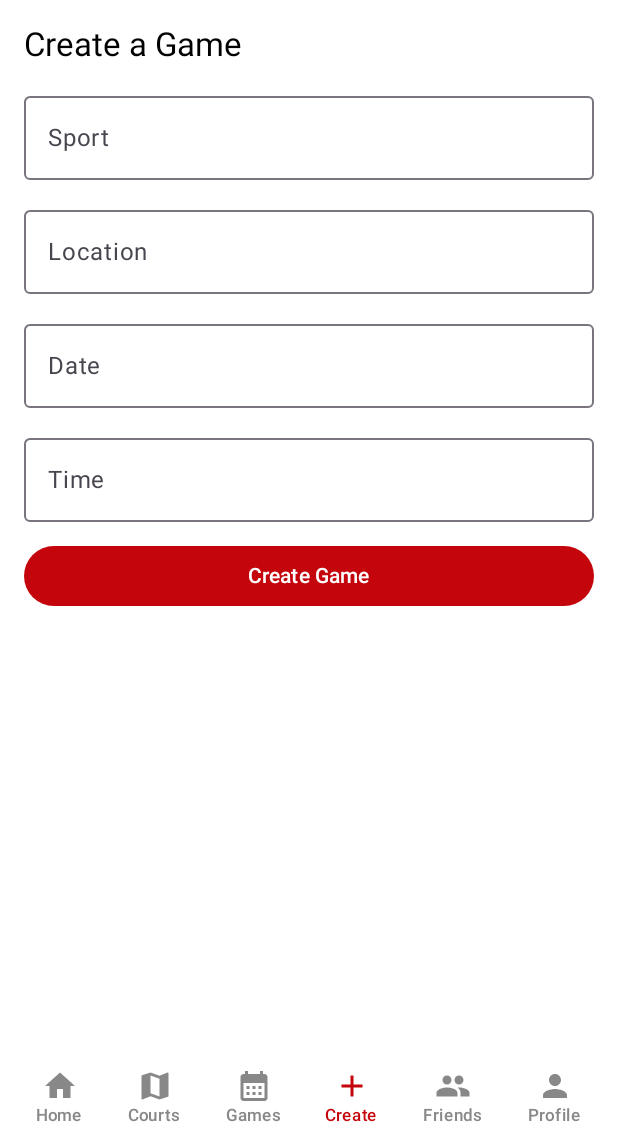
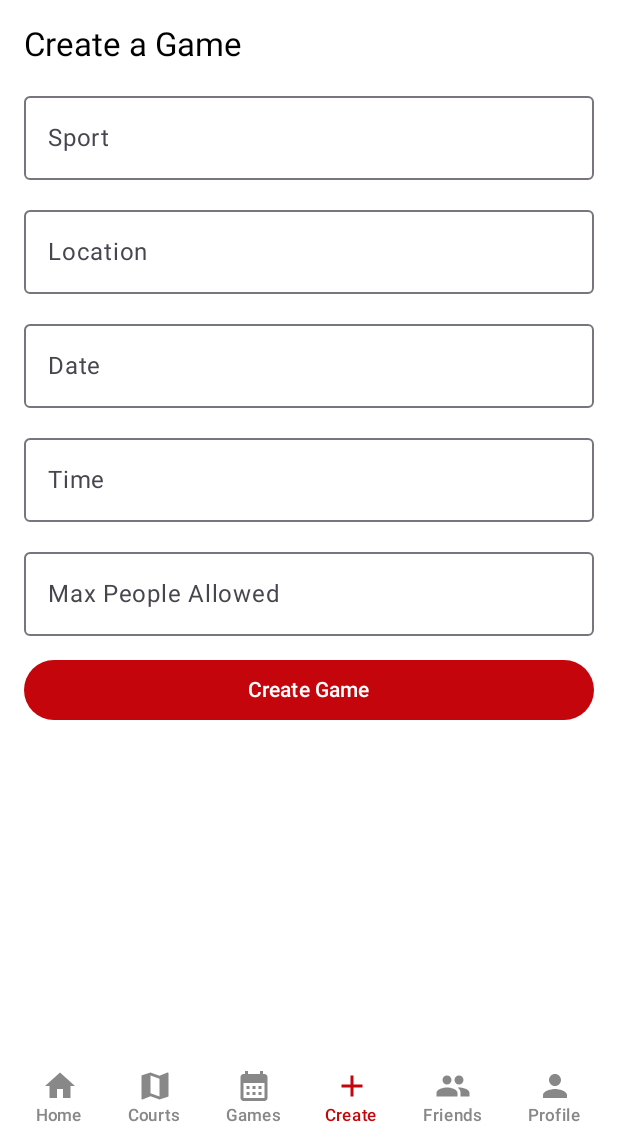
Before and after one commit to DaphneKouts/BadgerHuddle, an Android app built with Jetpack Compose: the screen it shows after launch (MainActivity), after a tap on "Create", on a phone screen of 412 x 824 dp, the part 96-1236 px from its top. Run offline under Robolectric (Android 15) with nearby library versions, the phone set to English and light mode, and no system bars; our stand-ins replace Firebase (no records; nobody signed in at launch, a user with empty details on screens opened directly); 2 other taps on this screen came first.

```diff
--- a/app/src/main/java/com/cs407/badgerhuddle/screens/CreateGameScreen.kt
+++ b/app/src/main/java/com/cs407/badgerhuddle/screens/CreateGameScreen.kt
@@ -6,6 +6,7 @@ import androidx.compose.runtime.*
 import androidx.compose.ui.Modifier
 import androidx.compose.ui.unit.dp
 import com.cs407.badgerhuddle.ui.theme.RedUW
+import com.google.firebase.firestore.FirebaseFirestore
 
 @Composable
 fun CreateGameScreen(onNavigate: (String) -> Unit, modifier: Modifier = Modifier) {
@@ -13,6 +14,9 @@ fun CreateGameScreen(onNavigate: (String) -> Unit, modifier: Modifier = Modifier
     var location by remember { mutableStateOf("") }
     var date by remember { mutableStateOf("") }
     var time by remember { mutableStateOf("") }
+    var maxPeople by remember { mutableStateOf("") }
+
+    val db = FirebaseFirestore.getInstance()
 
     Column(
         modifier = modifier
@@ -21,14 +25,71 @@ fun CreateGameScreen(onNavigate: (String) -> Unit, modifier: Modifier = Modifier
         verticalArrangement = Arrangement.spacedBy(12.dp)
     ) {
         Text("Create a Game", style = MaterialTheme.typography.titleLarge)
-        OutlinedTextField(sport, { sport = it }, label = { Text("Sport") }, modifier = Modifier.fillMaxWidth())
-        OutlinedTextField(location, { location = it }, label = { Text("Location") }, modifier = Modifier.fillMaxWidth())
-        OutlinedTextField(date, { date = it }, label = { Text("Date") }, modifier = Modifier.fillMaxWidth())
-        OutlinedTextField(time, { time = it }, label = { Text("Time") }, modifier = Modifier.fillMaxWidth())
+
+        OutlinedTextField(
+            value = sport,
+            onValueChange = { sport = it },
+            label = { Text("Sport") },
+            modifier = Modifier.fillMaxWidth()
+        )
+
+        OutlinedTextField(
+            value = location,
+            onValueChange = { location = it },
+            label = { Text("Location") },
+            modifier = Modifier.fillMaxWidth()
+        )
+
+        OutlinedTextField(
+            value = date,
+            onValueChange = { date = it },
+            label = { Text("Date") },
+            modifier = Modifier.fillMaxWidth()
+        )
+
+        OutlinedTextField(
+            value = time,
+            onValueChange = { time = it },
+            label = { Text("Time") },
+            modifier = Modifier.fillMaxWidth()
+        )
+
+        OutlinedTextField(
+            value = maxPeople,
+            onValueChange = { maxPeople = it },
+            label = { Text("Max People Allowed") },
+            modifier = Modifier.fillMaxWidth()
+        )
+
         Button(
-            onClick = { onNavigate("games") },
+            onClick = {
+                val gameId = System.currentTimeMillis().toString()
+
+                val maxValue = maxPeople.toIntOrNull() ?: 10
+
+                val data = hashMapOf(
+                    "Sport" to sport,
+                    "Court" to location,
+                    "Date" to date,
+                    "Time" to time,
+                    "NumCheckedIn" to 1,   // creator counts as checked in
+                    "MaxCheckIn" to maxValue,
+                    "GameId" to gameId
+                )
+
+                db.collection("Courts").document(gameId)
+                    .set(data)
+                    .addOnSuccessListener {
+                        onNavigate("games")
+                    }
+                    .addOnFailureListener { e ->
+                        e.printStackTrace()
+                    }
+            },
             colors = ButtonDefaults.buttonColors(containerColor = RedUW),
             modifier = Modifier.fillMaxWidth()
-        ) { Text("Create Game") }
+        ) {
+            Text("Create Game")
+        }
     }
 }
--- a/app/src/main/java/com/cs407/badgerhuddle/screens/HomeScreen.kt
+++ b/app/src/main/java/com/cs407/badgerhuddle/screens/HomeScreen.kt
@@ -3,22 +3,53 @@ package com.cs407.badgerhuddle.screens
 import androidx.compose.foundation.layout.*
 import androidx.compose.foundation.lazy.LazyColumn
 import androidx.compose.material3.*
-import androidx.compose.runtime.Composable
+import androidx.compose.runtime.*
 import androidx.compose.ui.Modifier
 import androidx.compose.ui.unit.dp
-import com.cs407.badgerhuddle.data.mockCourts
 import com.cs407.badgerhuddle.data.mockFriends
-import com.cs407.badgerhuddle.data.mockGames
 import com.cs407.badgerhuddle.ui.theme.RedUW
+import com.google.firebase.firestore.FirebaseFirestore
+
+data class HomeGame(
+    val sport: String = "",
+    val date: String = "",
+    val time: String = "",
+    val courtName: String = "",
+    val players: Int = 0,
+    val maxPlayers: Int = 0
+)
 
 @Composable
 fun HomeScreen(onNavigate: (String) -> Unit, modifier: Modifier = Modifier) {
+
+    val db = FirebaseFirestore.getInstance()
+    var games by remember { mutableStateOf(listOf<HomeGame>()) }
+
+    LaunchedEffect(Unit) {
+        db.collection("Courts").addSnapshotListener { snapshot, _ ->
+            if (snapshot != null) {
+                games = snapshot.documents.mapNotNull { doc ->
+                    val data = doc.data ?: return@mapNotNull null
+                    HomeGame(
+                        sport = data["Sport"]?.toString() ?: "",
+                        date = data["Date"]?.toString() ?: "",
+                        time = data["Time"]?.toString() ?: "",
+                        courtName = data["Court"]?.toString() ?: "",
+                        players = (data["NumCheckedIn"] as? Long)?.toInt() ?: 0,
+                        maxPlayers = (data["MaxCheckIn"] as? Long)?.toInt() ?: 0
+                    )
+                }
+            }
+        }
+    }
+
     LazyColumn(
         modifier = modifier
             .fillMaxSize()
             .padding(16.dp),
         verticalArrangement = Arrangement.spacedBy(16.dp)
     ) {
+
         item {
             Text("Welcome Back!", color = RedUW, style = MaterialTheme.typography.headlineSmall)
             Text("Find your next game or check in nearby")
@@ -26,9 +57,7 @@ fun HomeScreen(onNavigate: (String) -> Unit, modifier: Modifier = Modifier) {
 
         if (mockFriends.any { it.isActive }) {
             item {
-                Card(
-                    Modifier.fillMaxWidth()
-                ) {
+                Card(Modifier.fillMaxWidth()) {
                     Column(Modifier.padding(16.dp)) {
                         Text("Friends Playing Now", color = RedUW)
                         mockFriends.filter { it.isActive }.forEach {
@@ -40,29 +69,18 @@ fun HomeScreen(onNavigate: (String) -> Unit, modifier: Modifier = Modifier) {
         }
 
         item {
-            Text("Nearby Courts", style = MaterialTheme.typography.titleMedium)
-            mockCourts.forEach {
-                Card(onClick = { onNavigate("courts") }, modifier = Modifier
-                    .padding(vertical = 4.dp)
-                    .fillMaxWidth()) {
+            Text("Upcoming Games", style = MaterialTheme.typography.titleMedium)
+            games.forEach { game ->
+                Card(
+                    onClick = { onNavigate("games") },
+                    modifier = Modifier
+                        .padding(vertical = 4.dp)
+                        .fillMaxWidth()
+                ) {
                     Column(Modifier.padding(12.dp)) {
-                        Text(it.name)
-                        Text("${it.currentPlayers}/${it.capacity} players • ${it.distance}")
-                    }
-                }
-            }
-        }
-
-        item {
-            Text("Upcoming Games", style = MaterialTheme.typography.titleMedium)
-            mockGames.forEach {
-                Card(onClick = { onNavigate("games") }, modifier = Modifier
-                    .padding(vertical = 4.dp)
-                    .fillMaxWidth()) {
-                    Column(Modifier.padding(12.dp)) {
-                        Text(it.sport)
-                        Text("${it.date}  •  ${it.time}")
-                        Text("Hosted by ${it.hostName}")
+                        Text(game.sport)
+                        Text("${game.date}  •  ${game.time}")
+                        Text("${game.players}/${game.maxPlayers} players at ${game.courtName}")
                     }
                 }
             }
```
Also changed, not shown: app/src/main/java/com/cs407/badgerhuddle/screens/GamesScreen.kt (+36 -5 lines).
